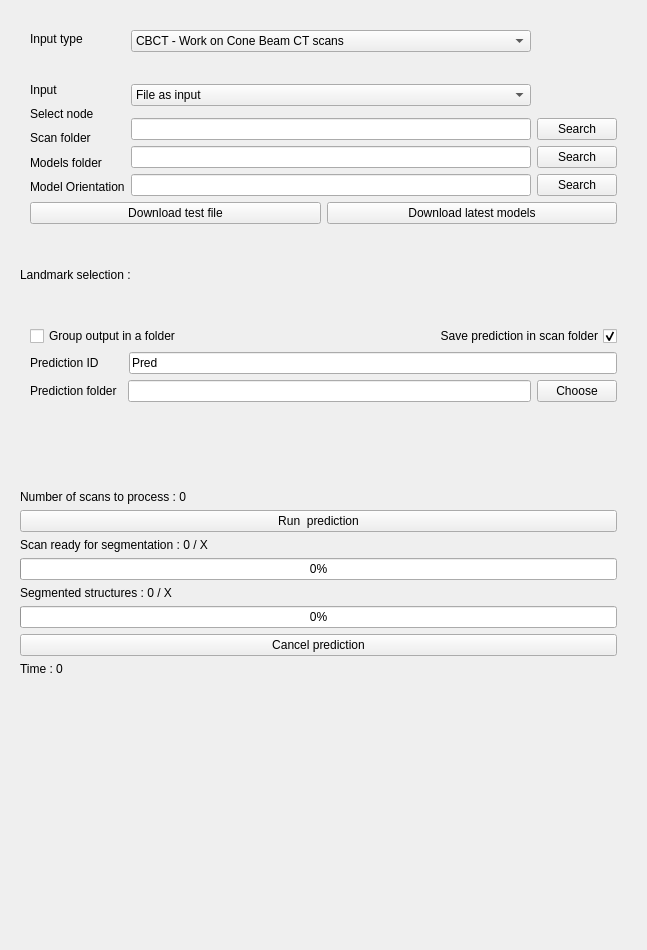
HUTIN1/SlicerAutomatedDentalTools, file ALI/Resources/UI/ALI.ui: the form before one commit.
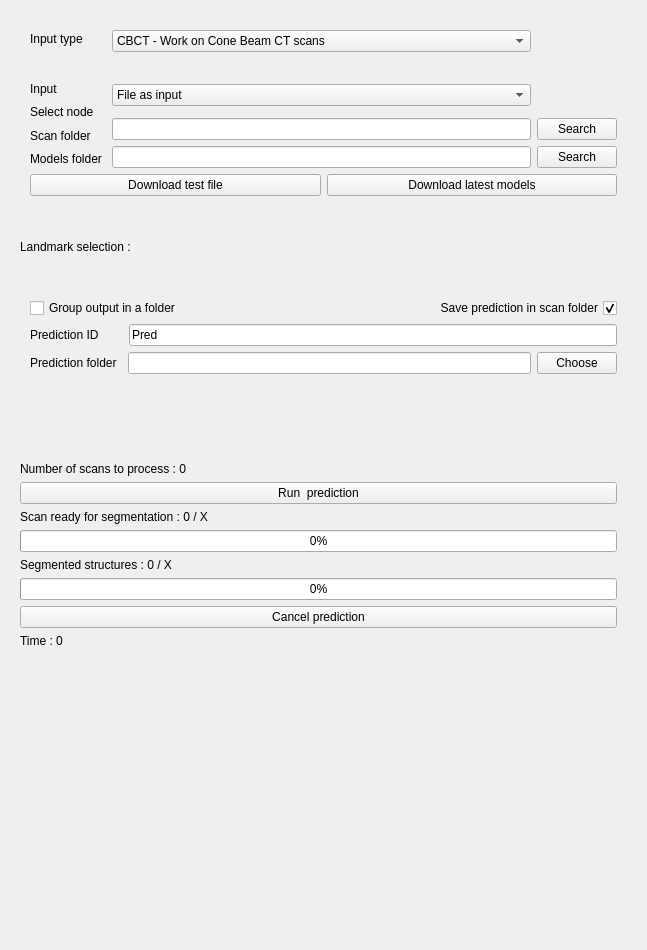
The form after the commit. Custom widgets are drawn as their Qt base class.

Diff of the .ui file:
```diff
--- a/ALI/Resources/UI/ALI.ui
+++ b/ALI/Resources/UI/ALI.ui
@@ -95,13 +95,6 @@
               </property>
              </widget>
             </item>
-            <item>
-             <widget class="QLabel" name="label">
-              <property name="text">
-               <string>Model Orientation</string>
-              </property>
-             </widget>
-            </item>
            </layout>
           </item>
           <item>
@@ -182,9 +175,6 @@
             <item>
              <widget class="QLineEdit" name="lineEditModelPath"/>
             </item>
-            <item>
-             <widget class="QLineEdit" name="lineEditModelOrientation"/>
-            </item>
            </layout>
           </item>
           <item>
@@ -255,13 +245,6 @@
               </property>
              </widget>
             </item>
-            <item>
-             <widget class="QPushButton" name="SearchModelOrientation">
-              <property name="text">
-               <string>Search</string>
-              </property>
-             </widget>
-            </item>
            </layout>
           </item>
          </layout>
```
